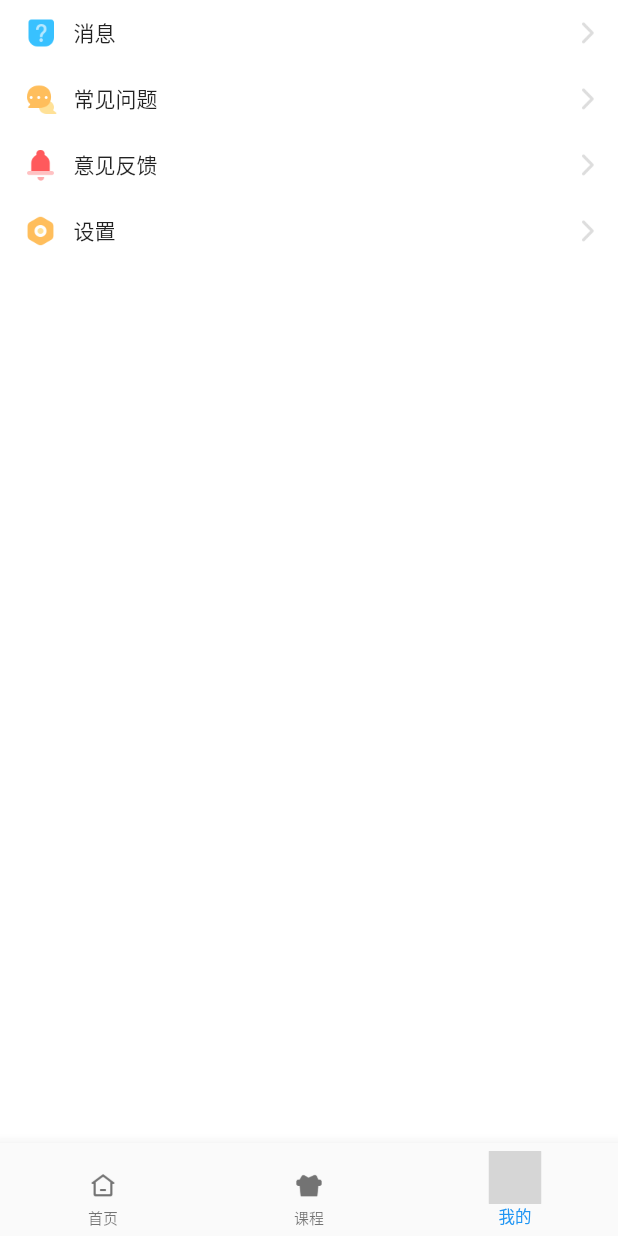
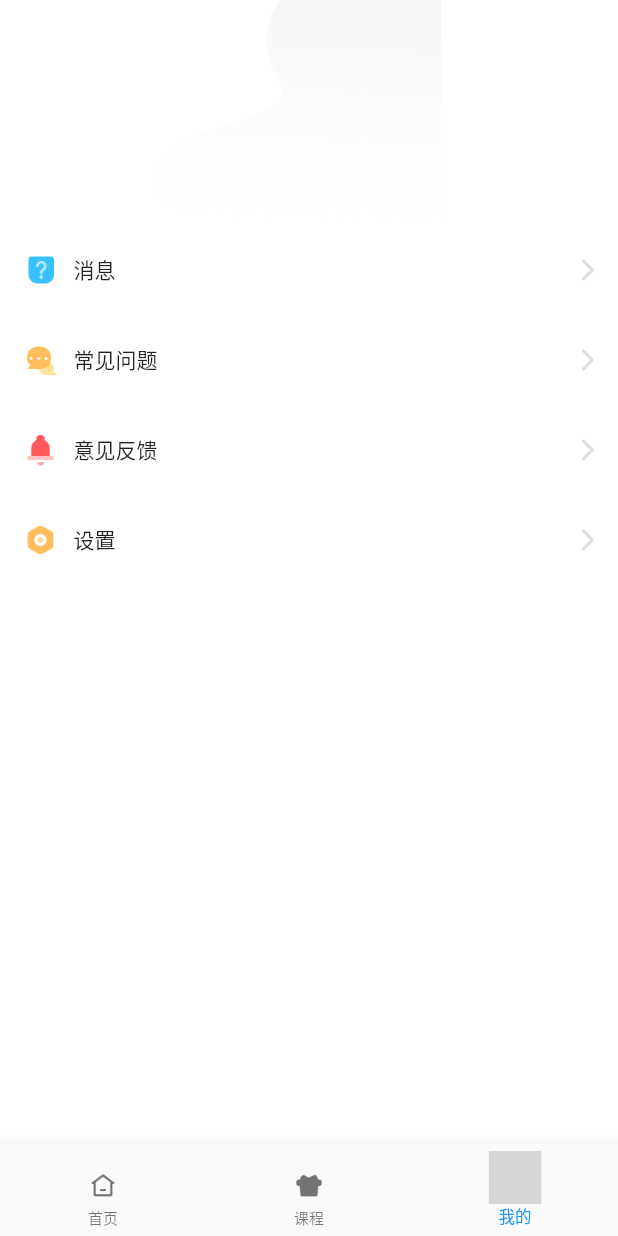
Before and after one commit to Jiuaim/FlutterFun, a Flutter app: the screen it shows after launch, on a phone screen of 412 x 824 dp. Run offline on Flutter 3.47's test engine with Material 2 defaults, Android fonts, the phone set to English and light mode, and no system bars; missing offline and left inert: svgaplayer_flutter; grey boxes are pictures that could not be loaded.

Commit message:
profile header

```diff
--- a/lib/xt_commonCell.dart
+++ b/lib/xt_commonCell.dart
@@ -41,7 +41,7 @@ class XTCommonCellState extends State<XTCommonCell> {
             ],
           ),
         ),
-        height: 44,
+        height: 60,
         decoration: BoxDecoration(color: Colors.white),
       );
     }
--- a/lib/xt_profile.dart
+++ b/lib/xt_profile.dart
@@ -1,5 +1,6 @@
 import 'package:flutter/material.dart';
 import 'package:testapp/xt_commonCell.dart';
+import 'package:testapp/xt_profile_header.dart';
 
 class XTProfile extends StatelessWidget {
   final topBar = AppBar(
@@ -25,12 +26,16 @@ class XTProfile extends StatelessWidget {
       appBar: null,
       backgroundColor: Colors.white,
       body: ListView.builder(
-        itemCount: cellConfig.length,
+        itemCount: cellConfig.length + 1,
         itemBuilder: (BuildContext context, int index) {
-          var config = cellConfig[index];
-          return XTCommonCell(config["imgPath"], config["text"]);
+          if (index == 0) {
+            return XTProfileHeader();
+          } else {
+            var config = cellConfig[index - 1];
+            return XTCommonCell(config["imgPath"], config["text"]);
+          }
         },
-      )//XTCommonCell(),
+      ),//XTCommonCell(),
     );
   }
 }
--- /dev/null
+++ b/lib/xt_profile_header.dart
@@ -0,0 +1,22 @@
+import 'package:flutter/cupertino.dart';
+import 'package:flutter/material.dart';
+
+class XTProfileHeader extends StatefulWidget {
+  @override
+  State<StatefulWidget> createState() => new XTProfileHeaderState();
+}
+
+class XTProfileHeaderState extends State<XTProfileHeader> {
+  @override
+  Widget build(BuildContext context) {
+
+    return Container(
+      height: 150,
+      // decoration: BoxDecoration(color: Colors.red),
+      child: Padding(
+        padding: EdgeInsets.only(right: 15),
+        child: Image.asset("assets/profile/bg_profile.png"),
+      ),
+    );
+  }
+}
```
